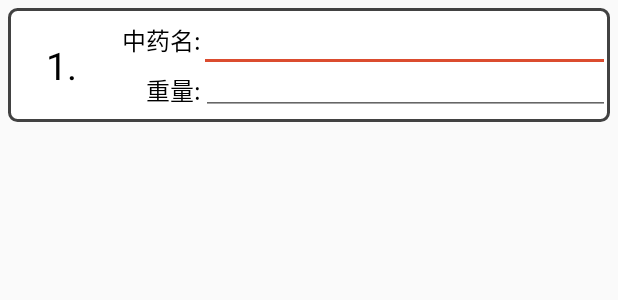
After one commit to carrotsquad/IntelligentTCMPharmacy, an Android app: the layout drugandweight_item_input.xml on its own in the app's theme, with its tools: preview values and no code run, on a phone screen of 412 x 824 dp. The commit adds this screen. Shown: the top 300 px of the screen. Run offline under Robolectric (Android 15) with nearby library versions, the phone set to English and light mode, and no system bars.

Commit message:
弄完git冲突问题后的第二次commit
Signed-off-by: sweetDeliven <1214621260@qq.com>

```diff
--- a/app/src/main/java/com/zhangqianyuan/teamwork/intelligenttcmpharmacy/contract/GetPrescriptionSelfContract.java
+++ b/app/src/main/java/com/zhangqianyuan/teamwork/intelligenttcmpharmacy/contract/GetPrescriptionSelfContract.java
@@ -5,6 +5,8 @@ import com.zhangqianyuan.teamwork.intelligenttcmpharmacy.bean.SelfTakeMedBean;
 import com.zhangqianyuan.teamwork.intelligenttcmpharmacy.view.interfaces.BaseView;
 
 import java.util.List;
+
+import okhttp3.RequestBody;
 import retrofit2.Callback;
 
 /**
@@ -29,6 +31,6 @@ public interface GetPrescriptionSelfContract {
 
     @FunctionalInterface
     interface  GetPrescriptionSelfModel{
-        void GetPrescriptionSelf(String lable, boolean flag, List<DrugAndWeight> list, Callback<SelfTakeMedBean> callback);
+        void GetPrescriptionSelf(String lable, boolean flag, List<DrugAndWeight>   list, Callback<SelfTakeMedBean> callback);
     }
 }
--- a/app/src/main/java/com/zhangqianyuan/teamwork/intelligenttcmpharmacy/util/system/DrugAndWeightItem.java
+++ b/app/src/main/java/com/zhangqianyuan/teamwork/intelligenttcmpharmacy/util/system/DrugAndWeightItem.java
@@ -1,7 +1,6 @@
 package com.zhangqianyuan.teamwork.intelligenttcmpharmacy.util.system;
 
 import android.content.Context;
-import android.util.AttributeSet;
 import android.view.LayoutInflater;
 import android.widget.EditText;
 import android.widget.RelativeLayout;
@@ -24,7 +23,7 @@ public class DrugAndWeightItem extends RelativeLayout {
 
     public DrugAndWeightItem(Context context){
         super(context);
-        LayoutInflater.from(context).inflate(R.layout.drugandweight_item,this);
+        LayoutInflater.from(context).inflate(R.layout.drugandweight_item_input,this);
         no = findViewById(R.id.self_take_med_no);
         name = findViewById(R.id.self_take_drugname);
         weight = findViewById(R.id.self_take_drugweight);
--- a/app/src/main/java/com/zhangqianyuan/teamwork/intelligenttcmpharmacy/view/fragment/SelectFragment.java
+++ b/app/src/main/java/com/zhangqianyuan/teamwork/intelligenttcmpharmacy/view/fragment/SelectFragment.java
@@ -19,6 +19,7 @@ import com.youth.banner.Banner;
 import com.zhangqianyuan.teamwork.intelligenttcmpharmacy.R;
 import com.zhangqianyuan.teamwork.intelligenttcmpharmacy.util.image.LocalImageLoader;
 import com.zhangqianyuan.teamwork.intelligenttcmpharmacy.util.system.ToActivityUtil;
+import com.zhangqianyuan.teamwork.intelligenttcmpharmacy.view.activity.GetPrescriptionAUTOActivity;
 import com.zhangqianyuan.teamwork.intelligenttcmpharmacy.view.activity.ManualTakingMedicationActivity;
 import java.util.ArrayList;
 import java.util.List;
@@ -107,8 +108,7 @@ public class SelectFragment extends Fragment {
                 ToActivityUtil.toNextActivity(getActivity(),ManualTakingMedicationActivity.class);
                 break;
             case R.id.treat_bt:
-                Intent intent1 = new Intent(context, ManualTakingMedicationActivity.class);
-                startActivity(intent1);
+                ToActivityUtil.toNextActivity(getActivity(), GetPrescriptionAUTOActivity.class);
                 break;
             default: {
                 break;
--- /dev/null
+++ b/app/src/main/res/layout/drugandweight_item_input.xml
@@ -0,0 +1,84 @@
+<?xml version="1.0" encoding="utf-8"?>
+<RelativeLayout xmlns:android="http://schemas.android.com/apk/res/android"
+    xmlns:tools="http://schemas.android.com/tools"
+    android:layout_width="match_parent"
+    android:layout_height="wrap_content"
+    android:background="@drawable/drugandweight_shape"
+    android:layout_margin="5dp"
+    >
+
+    <!--输入药方的编号-->
+    <TextView
+        android:id="@+id/self_take_med_no"
+        android:layout_width="40dp"
+        android:layout_height="40dp"
+        android:textSize="25sp"
+        android:gravity="center"
+        android:text="1."
+        android:textColor="@color/black"
+        android:layout_marginHorizontal="15dp"
+        android:layout_centerVertical="true"
+        />
+
+    <TextView
+        android:id="@+id/self_take_drugname_info"
+        android:layout_width="wrap_content"
+        android:layout_height="wrap_content"
+        android:layout_alignBottom="@id/self_take_drugname"
+        android:layout_marginStart="5dp"
+        android:layout_marginBottom="9dp"
+        android:layout_toEndOf="@id/self_take_med_no"
+        android:text="中药名:"
+        android:textColor="@color/black"
+        android:textSize="16sp" />
+
+    <TextView
+        android:id="@+id/self_take_drugweight_info"
+        android:layout_width="wrap_content"
+        android:layout_height="wrap_content"
+        android:layout_below="@id/self_take_drugname_info"
+        android:layout_marginStart="5dp"
+        android:layout_marginBottom="9dp"
+        android:layout_alignEnd="@id/self_take_drugname_info"
+        android:layout_toEndOf="@id/self_take_med_no"
+        android:gravity="end"
+        android:text="重量:"
+        android:textColor="@color/black"
+        android:textSize="16sp" />
+
+    <!--输入药方的名字，由用户输入-->
+    <EditText
+        android:id="@+id/self_take_drugname"
+        android:layout_width="match_parent"
+        android:layout_height="wrap_content"
+        android:layout_marginStart="-1dp"
+        android:layout_toEndOf="@id/self_take_drugname_info"
+        android:ellipsize="end"
+        android:maxLength="10"
+        android:maxLines="1"
+        android:textColor="@color/black"
+        android:textSize="16sp" />
+
+
+    <!--输入药方的重量，由用户输入-->
+    <EditText
+        android:id="@+id/self_take_drugweight"
+        android:layout_width="match_parent"
+        android:layout_height="wrap_content"
+        android:layout_below="@id/self_take_drugname"
+       android:layout_toEndOf="@id/self_take_drugweight_info"
+        android:digits="1234567890"
+        android:layout_marginTop="-14dp"
+        android:layout_marginEnd="0dp"
+        android:ellipsize="end"
+        android:maxLength="10"
+        android:maxLines="1"
+        android:textColor="@color/black"
+        android:textSize="16sp" />
+
+    <!--分隔符-->
+    <View
+        android:layout_below="@id/self_take_drugweight"
+        android:layout_width="match_parent"
+        android:layout_height="2dp"/>
+</RelativeLayout>
```
Also changed, not shown: app/src/main/AndroidManifest.xml (+5 -4 lines), app/src/main/java/com/zhangqianyuan/teamwork/intelligenttcmpharmacy/adapter/GetPrescriptionAutoAdapter.java (added, +28 -0 lines), app/src/main/java/com/zhangqianyuan/teamwork/intelligenttcmpharmacy/bean/GetPrescriptionAUTOBackBean.java (added, +50 -0 lines), app/src/main/java/com/zhangqianyuan/teamwork/intelligenttcmpharmacy/contract/GetPrescriptionAUTOContract.java (added, +32 -0 lines), app/src/main/java/com/zhangqianyuan/teamwork/intelligenttcmpharmacy/network/Api.java (+8 -1 lines), app/src/main/java/com/zhangqianyuan/teamwork/intelligenttcmpharmacy/presenter/GetPrescriptionAUTOPrensenter.java (added, +55 -0 lines), app/src/main/java/com/zhangqianyuan/teamwork/intelligenttcmpharmacy/presenter/GetPrescriptionSelfPresenter.java (+5 -3 lines), app/src/main/java/com/zhangqianyuan/teamwork/intelligenttcmpharmacy/view/activity/GetPrescriptionAUTOActivity.java (added, +95 -0 lines), app/src/main/java/com/zhangqianyuan/teamwork/intelligenttcmpharmacy/view/activity/ManualTakingMedicationActivity.java (+7 -3 lines), app/src/main/java/com/zhangqianyuan/teamwork/intelligenttcmpharmacy/viewholder/DrugAndWeightItemViewHolder.java (added, +32 -0 lines), app/src/main/res/layout/activity_get_prescription_auto.xml (added, +35 -0 lines), app/src/main/res/layout/drugeandweight_item.xml (renamed from app/src/main/res/layout/drugandweight_item.xml, +19 -22 lines).
